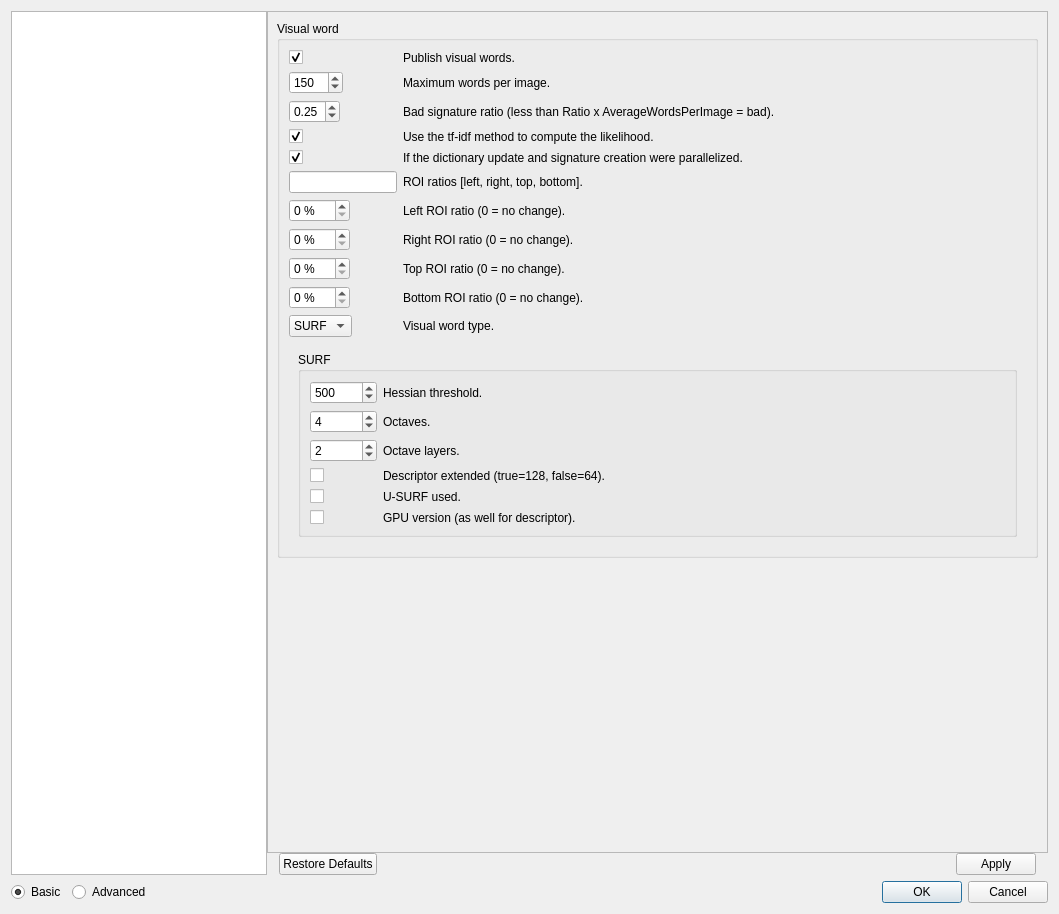
Qt form guilib/src/ui/preferencesDialog.ui (introlab/rtabmap) before a commit.
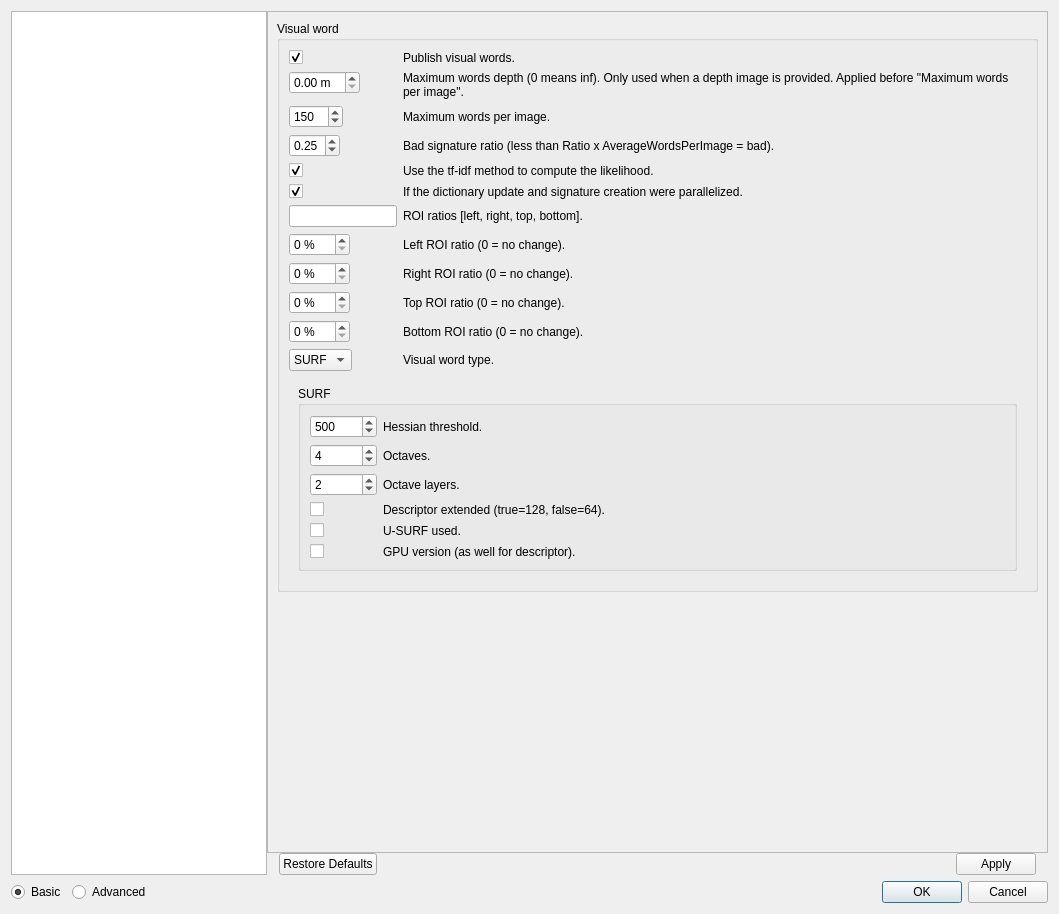
The same form after that commit. The open tabs and pages were chosen to show the change. Icons and pictures are not drawn. Custom widgets are drawn as their Qt base class.

Commit message: Added parameter KpMaxDepth to limit the features extracted under a specified maximum depth.

What changed in the file:
```diff
--- a/guilib/src/ui/preferencesDialog.ui
+++ b/guilib/src/ui/preferencesDialog.ui
@@ -2793,9 +2793,6 @@
                    <layout class="QVBoxLayout" name="verticalLayout_39">
                     <item>
                      <layout class="QFormLayout" name="formLayout_7">
-                      <property name="fieldGrowthPolicy">
-                       <enum>QFormLayout::AllNonFixedFieldsGrow</enum>
-                      </property>
                       <item row="0" column="0">
                        <widget class="QCheckBox" name="checkBox_kp_publishKeypoints">
                         <property name="text">
@@ -2817,6 +2814,44 @@
                        </widget>
                       </item>
                       <item row="1" column="0">
+                       <widget class="QDoubleSpinBox" name="surf_doubleSpinBox_maxDepth">
+                        <property name="suffix">
+                         <string> m</string>
+                        </property>
+                        <property name="decimals">
+                         <number>2</number>
+                        </property>
+                        <property name="minimum">
+                         <double>0.000000000000000</double>
+                        </property>
+                        <property name="maximum">
+                         <double>99.000000000000000</double>
+                        </property>
+                        <property name="singleStep">
+                         <double>1.000000000000000</double>
+                        </property>
+                        <property name="value">
+                         <double>0.000000000000000</double>
+                        </property>
+                       </widget>
+                      </item>
+                      <item row="1" column="1">
+                       <widget class="QLabel" name="label_53">
+                        <property name="toolTip">
+                         <string>0 means that the response (hessian) threshold 
+used for the detector will not be adapted. 
+Otherwise, the threshold is modified to 
+generate the number of words requested.</string>
+                        </property>
+                        <property name="text">
+                         <string>Maximum words depth (0 means inf). Only used when a depth image is provided. Applied before &quot;Maximum words per image&quot;.</string>
+                        </property>
+                        <property name="wordWrap">
+                         <bool>true</bool>
+                        </property>
+                       </widget>
+                      </item>
+                      <item row="2" column="0">
                        <widget class="QSpinBox" name="surf_spinBox_wordsPerImageTarget">
                         <property name="minimum">
                          <number>0</number>
@@ -2829,7 +2864,7 @@
                         </property>
                        </widget>
                       </item>
-                      <item row="1" column="1">
+                      <item row="2" column="1">
                        <widget class="QLabel" name="label_22">
                         <property name="toolTip">
                          <string>0 means that the response (hessian) threshold 
@@ -2845,7 +2880,7 @@
                         </property>
                        </widget>
                       </item>
-                      <item row="2" column="0">
+                      <item row="3" column="0">
                        <widget class="QDoubleSpinBox" name="surf_doubleSpinBox_ratioBadSign">
                         <property name="decimals">
                          <number>2</number>
@@ -2864,7 +2899,7 @@
                         </property>
                        </widget>
                       </item>
-                      <item row="2" column="1">
+                      <item row="3" column="1">
                        <widget class="QLabel" name="label_81">
                         <property name="toolTip">
                          <string>0 means that the response (hessian) threshold 
@@ -2880,7 +2915,7 @@
                         </property>
                        </widget>
                       </item>
-                      <item row="3" column="0">
+                      <item row="4" column="0">
                        <widget class="QCheckBox" name="checkBox_kp_tfIdfLikelihoodUsed">
                         <property name="text">
                          <string/>
@@ -2890,7 +2925,7 @@
                         </property>
                        </widget>
                       </item>
-                      <item row="3" column="1">
+                      <item row="4" column="1">
                        <widget class="QLabel" name="label_82">
                         <property name="text">
                          <string>Use the tf-idf method to compute the likelihood.</string>
@@ -2900,7 +2935,7 @@
                         </property>
                        </widget>
                       </item>
-                      <item row="4" column="0">
+                      <item row="5" column="0">
                        <widget class="QCheckBox" name="checkBox_kp_parallelized">
                         <property name="text">
                          <string/>
@@ -2910,7 +2945,7 @@
                         </property>
                        </widget>
                       </item>
-                      <item row="4" column="1">
+                      <item row="5" column="1">
                        <widget class="QLabel" name="label_94">
                         <property name="text">
                          <string>If the dictionary update and signature creation were parallelized.</string>
@@ -2920,14 +2955,14 @@
                         </property>
                        </widget>
                       </item>
-                      <item row="5" column="0">
+                      <item row="6" column="0">
                        <widget class="QLineEdit" name="lineEdit_kp_roi">
                         <property name="readOnly">
                          <bool>true</bool>
                         </property>
                        </widget>
                       </item>
-                      <item row="5" column="1">
+                      <item row="6" column="1">
                        <widget class="QLabel" name="label_101">
                         <property name="text">
                          <string>ROI ratios [left, right, top, bottom].</string>
@@ -2937,7 +2972,7 @@
                         </property>
                        </widget>
                       </item>
-                      <item row="6" column="0">
+                      <item row="7" column="0">
                        <widget class="QDoubleSpinBox" name="doubleSpinBox_kp_roi0">
                         <property name="suffix">
                          <string> %</string>
@@ -2947,7 +2982,7 @@
                         </property>
                        </widget>
                       </item>
-                      <item row="6" column="1">
+                      <item row="7" column="1">
                        <widget class="QLabel" name="label_97">
                         <property name="text">
                          <string>Left ROI ratio (0 = no change).</string>
@@ -2957,7 +2992,7 @@
                         </property>
                        </widget>
                       </item>
-                      <item row="7" column="0">
+                      <item row="8" column="0">
                        <widget class="QDoubleSpinBox" name="doubleSpinBox_kp_roi1">
                         <property name="suffix">
                          <string> %</string>
@@ -2967,7 +3002,7 @@
                         </property>
                        </widget>
                       </item>
-                      <item row="7" column="1">
+                      <item row="8" column="1">
                        <widget class="QLabel" name="label_98">
                         <property name="text">
                          <string>Right ROI ratio (0 = no change).</string>
@@ -2977,7 +3012,7 @@
                         </property>
                        </widget>
                       </item>
-                      <item row="8" column="0">
+                      <item row="9" column="0">
                        <widget class="QDoubleSpinBox" name="doubleSpinBox_kp_roi2">
                         <property name="suffix">
                          <string> %</string>
@@ -2987,7 +3022,7 @@
                         </property>
                        </widget>
                       </item>
-                      <item row="8" column="1">
+                      <item row="9" column="1">
                        <widget class="QLabel" name="label_99">
                         <property name="text">
                          <string>Top ROI ratio (0 = no change).</string>
@@ -2997,7 +3032,7 @@
                         </property>
                        </widget>
                       </item>
-                      <item row="9" column="0">
+                      <item row="10" column="0">
                        <widget class="QDoubleSpinBox" name="doubleSpinBox_kp_roi3">
                         <property name="suffix">
                          <string> %</string>
@@ -3007,7 +3042,7 @@
                         </property>
                        </widget>
                       </item>
-                      <item row="9" column="1">
+                      <item row="10" column="1">
                        <widget class="QLabel" name="label_100">
                         <property name="text">
                          <string>Bottom ROI ratio (0 = no change).</string>
@@ -3017,17 +3052,7 @@
                         </property>
                        </widget>
                       </item>
-                      <item row="10" column="1">
-                       <widget class="QLabel" name="label_117">
-                        <property name="text">
-                         <string>Visual word type.</string>
-                        </property>
-                        <property name="wordWrap">
-                         <bool>true</bool>
-                        </property>
-                       </widget>
-                      </item>
-                      <item row="10" column="0">
+                      <item row="11" column="0">
                        <widget class="QComboBox" name="comboBox_detector_strategy">
                         <item>
                          <property name="text">
@@ -3041,6 +3066,16 @@
                         </item>
                        </widget>
                       </item>
+                      <item row="11" column="1">
+                       <widget class="QLabel" name="label_117">
+                        <property name="text">
+                         <string>Visual word type.</string>
+                        </property>
+                        <property name="wordWrap">
+                         <bool>true</bool>
+                        </property>
+                       </widget>
+                      </item>
                      </layout>
                     </item>
                     <item>
```
Left out of the diff: 9 changed lines with no effect on the pictures. The commit also changes 10 other files.
